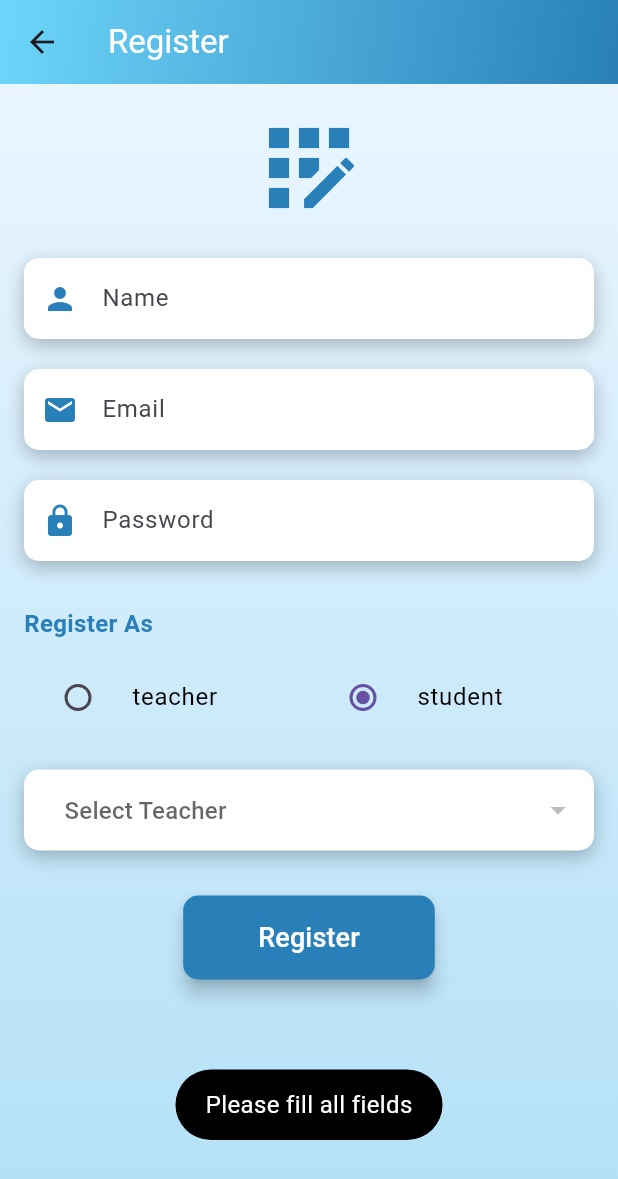
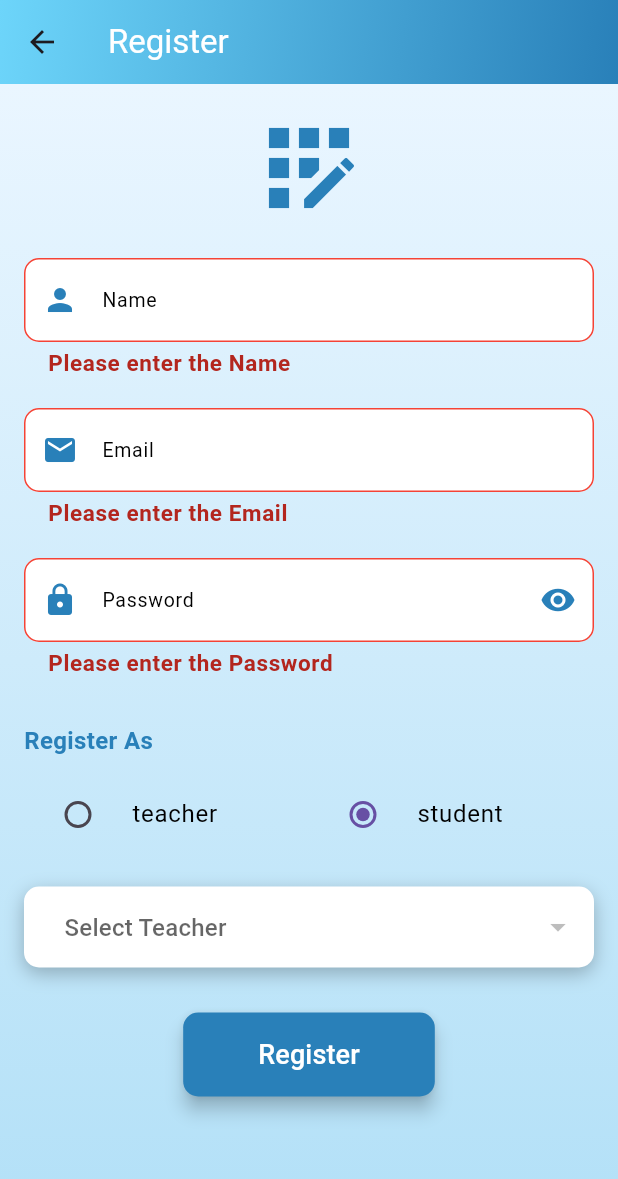
Before and after one commit to Anan-Elayan/project_mongodb_quiz_app, a Flutter app: the RegisterScreen screen opened directly, after a tap on "Register", on a phone screen of 412 x 824 dp. Shown: the top 1179 px of the screen. Run offline on Flutter 3.47's test engine with Material 3 defaults, Android fonts, the phone set to English and light mode, and no system bars; our stand-ins replace fluttertoast, rflutter_alert, shared_preferences; accounts and stored records are empty; network calls fail.

Commit message:
handle some design in login and alert and register

```diff
--- a/lib/constant/constant.dart
+++ b/lib/constant/constant.dart
@@ -3,7 +3,7 @@ import 'package:flutter/material.dart';
 
 import '../screens/splash_screen.dart';
 
-const String apiUrl = 'http://192.168.88.3:3000';
+const String apiUrl = 'http://192.168.88.6:3000';
 
 void showLogoutConfirmationDialog(BuildContext context) {
   showDialog(
--- /dev/null
+++ b/lib/constant/custom_text_fields.dart
@@ -0,0 +1,135 @@
+import 'package:flutter/material.dart';
+
+class CustomTextFields extends StatefulWidget {
+  const CustomTextFields(
+      {Key? key,
+      required this.txtLabel,
+      required this.txtPrefixIcon,
+      this.enableBorderColor,
+      this.focusedBorderColor,
+      this.disabledBorderColor,
+      this.txtSuffixIcon,
+      required this.isVisibleContent,
+      required this.validate,
+      this.backgroundColor,
+      this.prefixIconColor,
+      this.suffixIconColor,
+      this.controller,
+      this.hintText,
+      this.hintTextColor,
+      this.keyBordType,
+      this.colorLabelError,
+      this.readOnly,
+      this.labelTextColor,
+      this.labelColor, // New labelColor parameter
+      this.maxLength,
+      this.onMyTap,
+      this.textInputAction,
+      this.onSubmitted})
+      : super(key: key);
+
+  final String txtLabel;
+  final IconData txtPrefixIcon;
+  final IconData? txtSuffixIcon;
+  final bool isVisibleContent;
+  final Color? enableBorderColor;
+  final Color? focusedBorderColor;
+  final Color? disabledBorderColor;
+  final Color? prefixIconColor;
+  final Color? suffixIconColor;
+  final Color? backgroundColor;
+  final String? hintText;
+  final TextEditingController? controller;
+  final TextInputType? keyBordType;
+  final Color? colorLabelError;
+  final String? Function(String? value) validate;
+  final Color? hintTextColor;
+  final bool? readOnly;
+  final Color? labelTextColor;
+  final Color? labelColor; // New labelColor parameter
+  final int? maxLength;
+  final TextInputAction? textInputAction;
+  final Function(String)? onSubmitted;
+  final Function()? onMyTap;
+
+  @override
+  _CustomTextFieldsState createState() => _CustomTextFieldsState();
+}
+
+class _CustomTextFieldsState extends State<CustomTextFields> {
+  bool _obscureText = true;
+
+  void _toggleVisibility() {
+    setState(() {
+      _obscureText = !_obscureText;
+    });
+  }
+
+  @override
+  Widget build(BuildContext context) {
+    return TextFormField(
+      controller: widget.controller,
+      onTap: widget.onMyTap,
+      keyboardType: widget.keyBordType,
+      readOnly: widget.readOnly ?? false,
+      maxLength: widget.maxLength,
+      onFieldSubmitted: widget.onSubmitted ?? (value) {},
+      textInputAction: widget.textInputAction ?? TextInputAction.go,
+      decoration: InputDecoration(
+        hintText: widget.hintText,
+        hintStyle: TextStyle(color: widget.hintTextColor ?? Colors.grey),
+        labelText: widget.txtLabel,
+        labelStyle: TextStyle(
+          color: widget.labelColor ?? Colors.black,
+          fontSize: 13,
+        ),
+        filled: widget.backgroundColor != null,
+        fillColor: widget.backgroundColor,
+        border: OutlineInputBorder(
+          borderRadius: BorderRadius.circular(15),
+        ),
+        prefixIcon: Icon(widget.txtPrefixIcon,
+            color: widget.prefixIconColor ?? Colors.black),
+        suffixIcon: widget.txtSuffixIcon != null
+            ? IconButton(
+                icon: Icon(
+                  _obscureText ? Icons.visibility : Icons.visibility_off,
+                  color: widget.suffixIconColor ?? Colors.black,
+                ),
+                onPressed: _toggleVisibility,
+              )
+            : null,
+        enabledBorder: OutlineInputBorder(
+          borderSide:
+              BorderSide(color: widget.enableBorderColor ?? Colors.black),
+          borderRadius: BorderRadius.circular(10),
+        ),
+        // focusedBorder: OutlineInputBorder(
+        //   borderSide:
+        //       BorderSide(color: widget.focusedBorderColor ?? Color(0xFF215A0E)),
+        //   borderRadius: BorderRadius.circular(10),
+        // ),
+        // disabledBorder: OutlineInputBorder(
+        //   borderSide: const BorderSide(color: Colors.grey),
+        //   borderRadius: BorderRadius.circular(10),
+        // ),
+        errorBorder: OutlineInputBorder(
+          borderSide:
+              BorderSide(color: widget.disabledBorderColor ?? Colors.red),
+          borderRadius: BorderRadius.circular(10),
+        ),
+        errorStyle: TextStyle(
+          color: widget.colorLabelError, // Use the colorLabelError here
+          fontWeight: FontWeight.bold,
+          fontSize: 15,
+        ),
+        focusedErrorBorder: OutlineInputBorder(
+          borderSide: const BorderSide(color: Colors.redAccent),
+          borderRadius: BorderRadius.circular(10),
+        ),
+      ),
+      obscureText: widget.isVisibleContent ? _obscureText : false,
+      validator: widget.validate,
+    );
+  }
+}
--- a/lib/screens/quiz_page.dart
+++ b/lib/screens/quiz_page.dart
@@ -195,7 +195,7 @@ class _QuizPageState extends State<QuizPage> {
                           child: Text(
                             quiz.getCloseQuiz == false
                                 ? quiz.getQuestionText()
-                                : "NO Question Found!",
+                                : "NO Questions Found! 😒",
                             textAlign: TextAlign.center,
                             style: const TextStyle(
                               fontSize: 24.0,
--- a/lib/screens/register_screen.dart
+++ b/lib/screens/register_screen.dart
@@ -4,6 +4,7 @@ import 'package:app/route/route.dart';
 import 'package:flutter/material.dart';
 import 'package:fluttertoast/fluttertoast.dart';
 
+import '../constant/custom_text_fields.dart';
 import 'login_screen.dart';
 
 class RegisterScreen extends StatefulWidget {
@@ -22,6 +23,7 @@ class _RegisterScreenState extends State<RegisterScreen> {
   late Routing route = Routing();
   List<Map<String, String>> _teachersList = [];
   bool _isLoadingTeachers = true;
+  final _formKey = GlobalKey<FormState>();
 
   @override
   void initState() {
@@ -52,6 +54,7 @@ class _RegisterScreenState extends State<RegisterScreen> {
   }
 
   Future<void> _register() async {
+    if (_formKey.currentState!.validate()) {
       String name = _nameController.text.trim();
       String email = _emailController.text.trim();
       String password = _passwordController.text.trim();
@@ -73,34 +76,27 @@ class _RegisterScreenState extends State<RegisterScreen> {
         );
         return;
       }
-
-    // Validate selected teacher for "User" role
       if (registerAs == "student" && selectedTeacher == null) {
         Fluttertoast.showToast(
           msg: "Please select a teacher",
           toastLength: Toast.LENGTH_SHORT,
           gravity: ToastGravity.BOTTOM,
           timeInSecForIosWeb: 1,
-        backgroundColor: Colors.black,
+          backgroundColor: Colors.red,
           textColor: Colors.white,
           fontSize: 16.0,
         );
         return;
       }
-
       try {
         Routing routing = Routing();
-
-      // Call the register method
         Map<String, dynamic>? response = await routing.register(
           name,
           email,
           password,
           registerAs,
-        selectedTeacher ?? "", // Pass empty string if no teacher is selected
+          selectedTeacher ?? "",
         );
-
-      // Handle null response
         if (response == null) {
           Fluttertoast.showToast(
             msg: "Failed to register. Please try again later.",
@@ -113,13 +109,13 @@ class _RegisterScreenState extends State<RegisterScreen> {
           );
           return;
         }
-
         Fluttertoast.showToast(
           msg: response['message'] ?? "Unexpected response from server",
           toastLength: Toast.LENGTH_SHORT,
           gravity: ToastGravity.BOTTOM,
           timeInSecForIosWeb: 1,
-        backgroundColor: response['message'] == "User registered successfully!"
+          backgroundColor:
+              response['message'] == "User registered successfully!"
                   ? Colors.green
                   : Colors.red,
           textColor: Colors.white,
@@ -142,6 +138,7 @@ class _RegisterScreenState extends State<RegisterScreen> {
           textColor: Colors.white,
           fontSize: 16.0,
         );
+      }
     }
   }
 
@@ -176,6 +173,8 @@ class _RegisterScreenState extends State<RegisterScreen> {
         ),
         child: SingleChildScrollView(
           padding: const EdgeInsets.all(16.0),
+          child: Form(
+            key: _formKey,
             child: Column(
               mainAxisAlignment: MainAxisAlignment.center,
               children: [
@@ -185,25 +184,56 @@ class _RegisterScreenState extends State<RegisterScreen> {
                   color: Color(0xFF2980B9),
                 ),
                 const SizedBox(height: 20),
-              _buildTextField(
+                CustomTextFields(
+                  txtLabel: "Name",
+                  backgroundColor: Colors.white,
                   controller: _nameController,
-                labelText: "Name",
-                keyBoardType: TextInputType.name,
-                prefixIcon: Icons.person,
+                  txtPrefixIcon: Icons.person,
+                  prefixIconColor: const Color(0xFF2980B9),
+                  isVisibleContent: false,
+                  validate: (value) {
+                    if (value == null || value.isEmpty) {
+                      return 'Please enter the Name';
+                    }
+                    return null;
+                  },
                 ),
                 const SizedBox(height: 20),
-              _buildTextField(
+                CustomTextFields(
+                  txtLabel: "Email",
+                  backgroundColor: Colors.white,
                   controller: _emailController,
-                labelText: "Email",
-                keyBoardType: TextInputType.emailAddress,
-                prefixIcon: Icons.email,
+                  txtPrefixIcon: Icons.email,
+                  prefixIconColor: const Color(0xFF2980B9),
+                  isVisibleContent: false,
+                  validate: (value) {
+                    if (value == null || value.isEmpty) {
+                      return 'Please enter the Email';
+                    } else if (!RegExp(r"^[^@\s]+@[^@\s]+\.[^@\s]+$")
+                        .hasMatch(value)) {
+                      return 'Please enter a valid Email';
+                    }
+                    return null;
+                  },
                 ),
                 const SizedBox(height: 20),
-              _buildTextField(
+                CustomTextFields(
+                  txtLabel: "Password",
+                  backgroundColor: Colors.white,
                   controller: _passwordController,
-                labelText: "Password",
-                prefixIcon: Icons.lock,
-                obscureText: true,
+                  txtPrefixIcon: Icons.lock,
+                  prefixIconColor: const Color(0xFF2980B9),
+                  isVisibleContent: true,
+                  suffixIconColor: const Color(0xFF2980B9),
+                  txtSuffixIcon: Icons.insert_emoticon_rounded,
+                  validate: (value) {
+                    if (value == null || value.isEmpty) {
+                      return 'Please enter the Password';
+                    } else if (value.length < 6) {
+                      return 'Password must be at least 6 characters';
+                    }
+                    return null;
+                  },
                 ),
                 const SizedBox(height: 30),
                 const Align(
@@ -291,6 +321,7 @@ class _RegisterScreenState extends State<RegisterScreen> {
             ),
           ),
         ),
+      ),
     );
   }
 
```
Also changed, not shown: lib/screens/login_screen.dart (+63 -78 lines), lib/screens/teacher_questions_details.dart (+58 -8 lines). Lines whose indentation alone changed are shown as unchanged.
